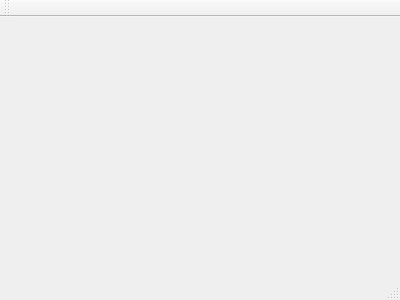
Qt form isolator.ui (sr-tream/AppIsolator) before a commit.
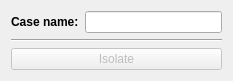
The same form after that commit.

Patch:
```diff
--- a/isolator.ui
+++ b/isolator.ui
@@ -1,24 +1,64 @@
 <ui version="4.0">
  <class>Isolator</class>
- <widget class="QMainWindow" name="Isolator" >
-  <property name="geometry" >
+ <widget class="QMainWindow" name="Isolator">
+  <property name="geometry">
    <rect>
     <x>0</x>
     <y>0</y>
-    <width>400</width>
-    <height>300</height>
+    <width>233</width>
+    <height>78</height>
    </rect>
   </property>
   <property name="windowTitle" >
    <string>Isolator</string>
   </property>
-  <widget class="QMenuBar" name="menuBar" />
-  <widget class="QToolBar" name="mainToolBar" />
-  <widget class="QWidget" name="centralWidget" />
-  <widget class="QStatusBar" name="statusBar" />
+  <widget class="QWidget" name="centralWidget">
+   <layout class="QGridLayout" name="gridLayout_2">
+    <item row="0" column="0">
+     <layout class="QVBoxLayout" name="verticalLayout">
+      <item>
+       <layout class="QFormLayout" name="formLayout">
+        <item row="0" column="0">
+         <widget class="QLabel" name="label_case">
+          <property name="font">
+           <font>
+            <weight>75</weight>
+            <bold>true</bold>
+           </font>
+          </property>
+          <property name="text">
+           <string>Case name:</string>
+          </property>
+         </widget>
+        </item>
+        <item row="0" column="1">
+         <widget class="QLineEdit" name="case_name"/>
+        </item>
+       </layout>
+      </item>
+      <item>
+       <widget class="Line" name="line">
+        <property name="orientation">
+         <enum>Qt::Horizontal</enum>
+        </property>
+       </widget>
+      </item>
+      <item>
+       <widget class="QPushButton" name="isolate">
+        <property name="enabled">
+         <bool>false</bool>
+        </property>
+        <property name="text">
+         <string>Isolate</string>
+        </property>
+       </widget>
+      </item>
+     </layout>
+    </item>
+   </layout>
+  </widget>
  </widget>
- <layoutDefault spacing="6" margin="11" />
- <pixmapfunction></pixmapfunction>
+ <layoutdefault spacing="6" margin="11"/>
  <resources/>
  <connections/>
 </ui>
```
Left out of the diff: 22 changed lines with no effect on the pictures.
